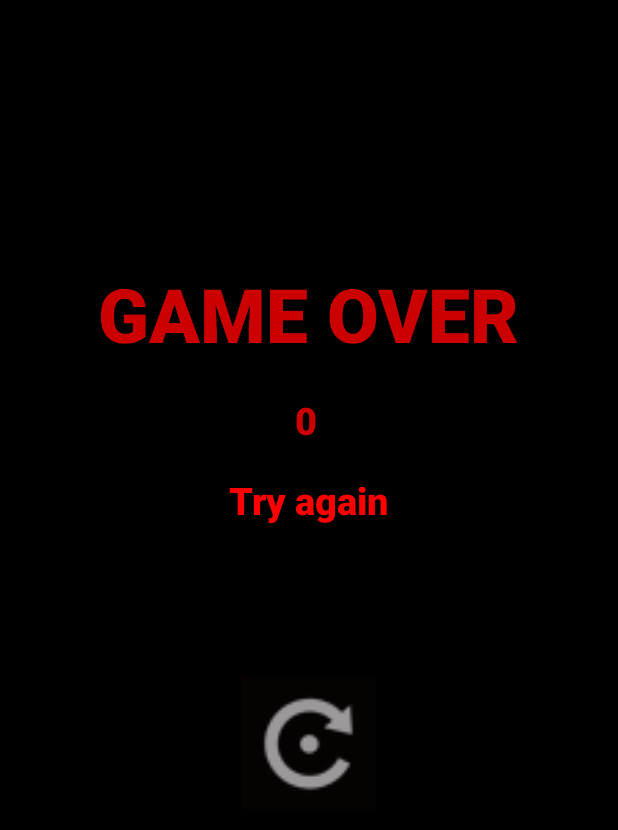
After one commit to JannisGz/Frust, an Android app: the GameOverActivity screen opened directly, with no data from a screen before it, on a phone screen of 412 x 824 dp. The commit adds this screen. Shown: the top 830 px of the screen. Run offline under Robolectric (Android 15) with nearby library versions, the phone set to English and light mode, and no system bars.

Commit message:
Add GameOverActivity, implementing retry functionality and stub for highscore interaction

```diff
--- a/app/src/main/AndroidManifest.xml
+++ b/app/src/main/AndroidManifest.xml
@@ -9,6 +9,7 @@
         android:roundIcon="@mipmap/ic_launcher_round"
         android:supportsRtl="true"
         android:theme="@style/AppTheme">
+        <activity android:name=".GameOverActivity"></activity>
         <activity android:name=".GameActivity">
             <intent-filter>
                 <action android:name="android.intent.action.MAIN" />
--- a/app/src/main/java/com/example/frust/DrawingManager.java
+++ b/app/src/main/java/com/example/frust/DrawingManager.java
@@ -113,13 +113,7 @@ public class DrawingManager {
      * @param canvas represents the screen
      */
     public void drawGameOver(Canvas canvas, int score) {
-        negativePaint.setTextSize(textSizeBig);
-        negativePaint.setTextAlign(Paint.Align.CENTER);
-        canvas.drawText(String.valueOf("GAME OVER"),
-                screenWidth / 2, screenHeight / 2, negativePaint);
-        negativePaint.setTextSize(textSizeSmall);
-        canvas.drawText(String.valueOf(score + " Points"),
-                screenWidth / 2, screenHeight / 2 + screenWidth / 6, negativePaint);
+        canvas.drawColor(Color.RED);
     }
 
     /**
--- /dev/null
+++ b/app/src/main/java/com/example/frust/GameOverActivity.java
@@ -0,0 +1,105 @@
+package com.example.frust;
+
+import android.content.Intent;
+import android.graphics.Color;
+import android.os.Bundle;
+import android.view.View;
+import android.view.Window;
+import android.view.WindowManager;
+import android.widget.EditText;
+import android.widget.ImageButton;
+import android.widget.TextView;
+
+import androidx.appcompat.app.AppCompatActivity;
+
+public class GameOverActivity extends AppCompatActivity {
+
+    private ImageButton retryBtn;
+    private ImageButton submitBtn;
+    private TextView eventText;
+    private TextView scoreText;
+    private EditText inputText;
+
+    private String scoreString;
+    private int score;
+
+    private HighscoreManager highscoreManager;
+    private SoundManager soundManager;
+
+    @Override
+    protected void onCreate(Bundle savedInstanceState) {
+        super.onCreate(savedInstanceState);
+        requestWindowFeature(Window.FEATURE_NO_TITLE);
+        getWindow().setFlags(WindowManager.LayoutParams.FLAG_FULLSCREEN,
+                WindowManager.LayoutParams.FLAG_FULLSCREEN);
+        setContentView(R.layout.activity_game_over);
+        getSupportActionBar().hide();
+
+        highscoreManager = HighscoreManager.getInstance(this);
+        soundManager = SoundManager.getInstance(this);
+
+        initialize();
+    }
+
+    private void initialize() {
+        retryBtn = findViewById(R.id.retryButton);
+        submitBtn = findViewById(R.id.submitButton);
+        eventText = findViewById(R.id.eventText);
+        scoreText = findViewById(R.id.scoreText);
+        inputText = findViewById(R.id.inputText);
+
+        retryBtn.setOnClickListener(new View.OnClickListener() {
+            @Override
+            public void onClick(View view) {
+                startActivity(new Intent(view.getContext(), GameActivity.class));
+            }
+        });
+
+        submitBtn.setOnClickListener(new View.OnClickListener() {
+            @Override
+            public void onClick(View view) {
+                String name = inputText.getText().toString();
+                //Intent intent = new Intent(view.getContext(), HighscoresActivity.class);
+                Intent intent = new Intent(view.getContext(), GameActivity.class);
+                intent.putExtra("name", name);
+                intent.putExtra("score", scoreString);
+                highscoreManager.enterNewHighscore(name, score);
+                startActivity(intent);
+            }
+        });
+
+        scoreString = "0";
+
+        Bundle extras = getIntent().getExtras();
+        if (extras != null) {
+            scoreString = getIntent().getStringExtra("score");
+        }
+        score = Integer.valueOf(scoreString);
+
+        scoreText.setText(scoreString);
+
+        if (highscoreManager.isNewHighscore(score)) {
+            eventText.setText("New Highscore");
+            eventText.setTextColor(Color.RED);
+            scoreText.setVisibility(View.VISIBLE);
+            submitBtn.setVisibility(View.VISIBLE);
+            retryBtn.setVisibility(View.INVISIBLE);
+            inputText.setVisibility(View.VISIBLE);
+            soundManager.playHighscore();
+        } else {
+            eventText.setText("Try again");
+            eventText.setTextColor(Color.RED);
+            scoreText.setVisibility(View.VISIBLE);
+            retryBtn.setVisibility(View.VISIBLE);
+            submitBtn.setVisibility(View.INVISIBLE);
+            inputText.setVisibility(View.INVISIBLE);
+            soundManager.playGameOver();
+        }
+    }
+
+    @Override
+    public void onBackPressed(){
+        //startActivity(new Intent(this, MainActivity.class));
+        startActivity(new Intent(this, GameActivity.class));
+    }
+}
--- a/app/src/main/java/com/example/frust/GameView.java
+++ b/app/src/main/java/com/example/frust/GameView.java
@@ -1,6 +1,7 @@
 package com.example.frust;
 
 import android.content.Context;
+import android.content.Intent;
 import android.content.res.Resources;
 import android.graphics.Canvas;
 import android.view.MotionEvent;
@@ -20,6 +21,7 @@ import java.util.ArrayList;
 public class GameView extends SurfaceView implements SurfaceHolder.Callback, View.OnTouchListener {
 
     private GameThread gameThread;
+    private Context context;
 
     private FrustCircle target;
     private ArrayList<FrustShape> enemies;
@@ -42,6 +44,7 @@ public class GameView extends SurfaceView implements SurfaceHolder.Callback, Vie
     public GameView(Context context) {
         super(context);
         getHolder().addCallback(this);
+        this.context = context;
 
         gameThread = new GameThread(getHolder(), this);
 
@@ -99,7 +102,10 @@ public class GameView extends SurfaceView implements SurfaceHolder.Callback, Vie
         score = currentLevel.getScore();
 
         if (currentLevel.gameover) {
-            // To Do: Implement game over scenario
+            gameThread.setRunning(false);
+            Intent intent = new Intent(this.getContext(), GameOverActivity.class);
+            intent.putExtra("score", String.valueOf(score));
+            context.startActivity(intent);
         } else if (currentLevel.goalIsReached()) {
             levelNumber++;
             goal++;
@@ -132,7 +138,6 @@ public class GameView extends SurfaceView implements SurfaceHolder.Callback, Vie
 
     /**
      * Draws the game elements and their current positions to the screen.
-     *
      * @param canvas the canvas used to draw images to the screen
      */
     @Override
--- /dev/null
+++ b/app/src/main/res/layout/activity_game_over.xml
@@ -0,0 +1,153 @@
+<?xml version="1.0" encoding="utf-8"?>
+<androidx.constraintlayout.widget.ConstraintLayout xmlns:android="http://schemas.android.com/apk/res/android"
+    xmlns:app="http://schemas.android.com/apk/res-auto"
+    xmlns:tools="http://schemas.android.com/tools"
+    android:layout_width="match_parent"
+    android:layout_height="match_parent"
+    android:background="@android:color/background_dark"
+    tools:context=".GameOverActivity">
+
+    <TextView
+        android:id="@+id/headerTXT"
+        android:layout_width="wrap_content"
+        android:layout_height="wrap_content"
+        android:layout_marginStart="8dp"
+        android:layout_marginLeft="8dp"
+        android:layout_marginEnd="8dp"
+        android:layout_marginRight="8dp"
+        android:layout_marginBottom="8dp"
+        android:text="GAME OVER"
+        android:textColor="@android:color/holo_red_dark"
+        android:textSize="50sp"
+        android:textStyle="bold"
+        app:fontFamily="sans-serif-black"
+        app:layout_constraintBottom_toBottomOf="parent"
+        app:layout_constraintEnd_toEndOf="parent"
+        app:layout_constraintStart_toStartOf="parent"
+        app:layout_constraintTop_toTopOf="parent"
+        app:layout_constraintVertical_bias="0.234" />
+
+    <TextView
+        android:id="@+id/eventText"
+        android:layout_width="wrap_content"
+        android:layout_height="wrap_content"
+        android:layout_marginStart="8dp"
+        android:layout_marginLeft="8dp"
+        android:layout_marginTop="8dp"
+        android:layout_marginEnd="8dp"
+        android:layout_marginRight="8dp"
+        android:layout_marginBottom="8dp"
+        android:text="999"
+        android:textColor="#FFFFFF"
+        android:textSize="25sp"
+        app:fontFamily="sans-serif-black"
+        app:layout_constraintBottom_toBottomOf="parent"
+        app:layout_constraintEnd_toEndOf="parent"
+        app:layout_constraintStart_toStartOf="parent"
+        app:layout_constraintTop_toBottomOf="@+id/scoreText"
+        app:layout_constraintVertical_bias="0.022" />
+
+    <TextView
+        android:id="@+id/scoreText"
+        android:layout_width="wrap_content"
+        android:layout_height="wrap_content"
+        android:layout_marginStart="8dp"
+        android:layout_marginLeft="8dp"
+        android:layout_marginTop="8dp"
+        android:layout_marginEnd="8dp"
+        android:layout_marginRight="8dp"
+        android:layout_marginBottom="8dp"
+        android:text="New Highscore!"
+        android:textColor="@android:color/holo_red_dark"
+        android:textSize="25sp"
+        app:fontFamily="sans-serif-black"
+        app:layout_constraintBottom_toBottomOf="parent"
+        app:layout_constraintEnd_toEndOf="parent"
+        app:layout_constraintHorizontal_bias="0.495"
+        app:layout_constraintStart_toStartOf="parent"
+        app:layout_constraintTop_toBottomOf="@+id/headerTXT"
+        app:layout_constraintVertical_bias="0.023" />
+
+    <EditText
+        android:id="@+id/inputText"
+        android:layout_width="241dp"
+        android:layout_height="67dp"
+        android:layout_marginStart="8dp"
+        android:layout_marginLeft="8dp"
+        android:layout_marginTop="8dp"
+        android:layout_marginEnd="8dp"
+        android:layout_marginRight="8dp"
+        android:layout_marginBottom="8dp"
+        android:ems="10"
+        android:hint="Enter your name here"
+        android:inputType="textPersonName"
+        android:text="Name"
+        android:textColor="#FFFFFF"
+        android:textColorHighlight="#00FFFFFF"
+        android:textColorHint="#00FFFFFF"
+        android:textColorLink="#00FFFFFF"
+        android:visibility="visible"
+        app:layout_constraintBottom_toBottomOf="parent"
+        app:layout_constraintEnd_toEndOf="parent"
+        app:layout_constraintStart_toStartOf="parent"
+        app:layout_constraintTop_toBottomOf="@+id/eventText"
+        app:layout_constraintVertical_bias="0.049" />
+
+    <ImageButton
+        android:id="@+id/submitButton"
+        android:layout_width="90dp"
+        android:layout_height="88dp"
+        android:layout_marginStart="8dp"
+        android:layout_marginLeft="8dp"
+        android:layout_marginTop="8dp"
+        android:layout_marginEnd="8dp"
+        android:layout_marginRight="8dp"
+        android:layout_marginBottom="8dp"
+        android:adjustViewBounds="true"
+        android:background="#0C8A3333"
+        android:cropToPadding="false"
+        android:hapticFeedbackEnabled="false"
+        android:padding="0dp"
+        android:paddingLeft="0dp"
+        android:paddingTop="0dp"
+        android:paddingRight="0dp"
+        android:paddingBottom="0dp"
+        android:scaleType="fitCenter"
+        app:layout_constraintBottom_toBottomOf="parent"
+        app:layout_constraintEnd_toEndOf="parent"
+        app:layout_constraintHorizontal_bias="0.498"
+        app:layout_constraintStart_toStartOf="parent"
+        app:layout_constraintTop_toBottomOf="@+id/inputText"
+        app:layout_constraintVertical_bias="0.251"
+        app:srcCompat="@android:drawable/ic_menu_send"
+        tools:visibility="visible" />
+
+    <ImageButton
+        android:id="@+id/retryButton"
+        android:layout_width="90dp"
+        android:layout_height="88dp"
+        android:layout_marginStart="8dp"
+        android:layout_marginLeft="8dp"
+        android:layout_marginTop="8dp"
+        android:layout_marginEnd="8dp"
+        android:layout_marginRight="8dp"
+        android:layout_marginBottom="8dp"
+        android:adjustViewBounds="true"
+        android:background="#0C8A3333"
+        android:cropToPadding="false"
+        android:hapticFeedbackEnabled="false"
+        android:padding="0dp"
+        android:paddingLeft="0dp"
+        android:paddingTop="0dp"
+        android:paddingRight="0dp"
+        android:paddingBottom="0dp"
+        android:scaleType="fitCenter"
+        app:layout_constraintBottom_toBottomOf="parent"
+        app:layout_constraintEnd_toEndOf="parent"
+        app:layout_constraintHorizontal_bias="0.498"
+        app:layout_constraintStart_toStartOf="parent"
+        app:layout_constraintTop_toBottomOf="@+id/eventText"
+        app:layout_constraintVertical_bias="0.251"
+        app:srcCompat="@android:drawable/ic_menu_rotate" />
+
+</androidx.constraintlayout.widget.ConstraintLayout>
```
